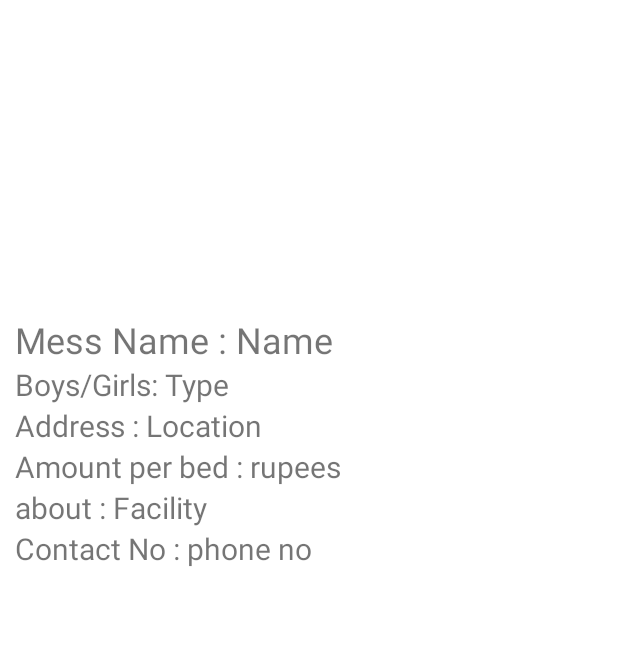
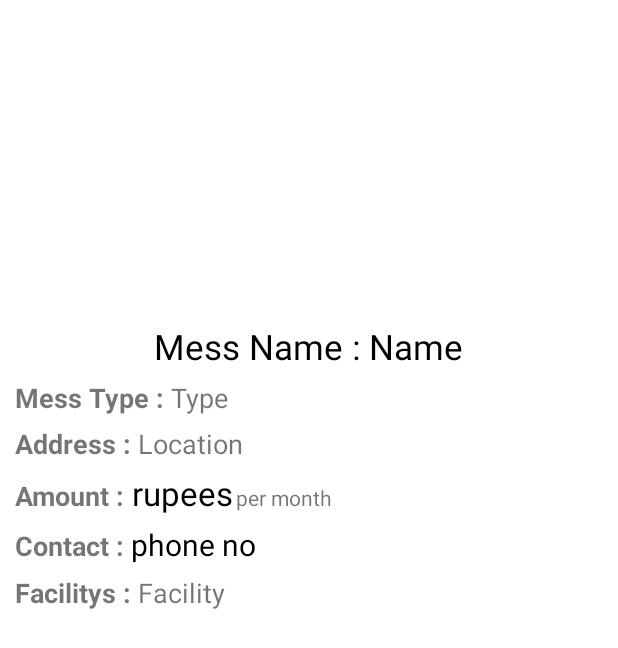
Before and after one commit to bidyutmahato/Mess_Finder, an Android app: the layout fragment_details.xml on its own in the app's theme, with its tools: preview values and no code run, on a phone screen of 412 x 824 dp. Shown: the top 648 px of the screen. Run offline under Robolectric (Android 15) with nearby library versions, the phone set to English and light mode, and no system bars.

Commit message:
1.1.9 (testing)

```diff
--- a/app/src/main/res/layout/fragment_add.xml
+++ b/app/src/main/res/layout/fragment_add.xml
@@ -2,6 +2,7 @@
 
 <ScrollView
     xmlns:android="http://schemas.android.com/apk/res/android"
+    xmlns:app="http://schemas.android.com/apk/res-auto"
     xmlns:tools="http://schemas.android.com/tools"
     android:layout_width="match_parent"
     android:layout_height="match_parent">
@@ -9,11 +10,8 @@
 
 <LinearLayout
 
-    xmlns:android="http://schemas.android.com/apk/res/android"
-    xmlns:tools="http://schemas.android.com/tools"
     android:layout_width="match_parent"
     android:layout_height="match_parent"
-    xmlns:app="http://schemas.android.com/apk/res-auto"
     android:id="@+id/addFragment"
     android:orientation="vertical"
     tools:context=".Add">
@@ -86,7 +84,7 @@
     <TextView
         android:layout_width="match_parent"
         android:layout_height="50dp"
-        android:text="Mess Adress"
+        android:text="Mess Location"
         android:textSize="16dp"
         android:gravity="center"
         />
@@ -137,19 +135,20 @@
     <TextView
         android:layout_width="match_parent"
         android:layout_height="50dp"
-        android:text="Facilicty "
+        android:text="All Facilicty "
         android:textSize="16dp"
         android:gravity="center"
         />
+
+
     <EditText
         android:id="@+id/txtAbout"
         android:layout_width="match_parent"
         android:layout_height="150dp"
         android:layout_marginLeft="10dp"
         android:layout_marginRight="10dp"
-        android:gravity="center"
-        android:background="@drawable/blue_border_rounded_cornwe"/>
-
+        android:background="@drawable/blue_border_rounded_cornwe"
+        android:gravity="center" />
 
     <Button
     android:id="@+id/btnAdd"
--- a/app/src/main/res/layout/fragment_details.xml
+++ b/app/src/main/res/layout/fragment_details.xml
@@ -26,40 +26,46 @@
             <LinearLayout
                 android:layout_width="wrap_content"
                 android:layout_height="wrap_content"
+                android:layout_gravity="center"
+                android:layout_marginTop="5dp"
                 android:orientation="horizontal">
 
                 <TextView
                     android:layout_width="wrap_content"
                     android:layout_height="wrap_content"
                     android:text="Mess Name : "
-                    android:textSize="24dp" />
+                    android:textColor="#000"
+                    android:textSize="23dp" />
 
                 <TextView
                     android:id="@+id/nameholder"
                     android:layout_width="wrap_content"
                     android:layout_height="wrap_content"
                     android:text="Name"
-                    android:textSize="24dp" />
+                    android:textColor="#000"
+                    android:textSize="23dp" />
 
             </LinearLayout>
 
             <LinearLayout
                 android:layout_width="wrap_content"
                 android:layout_height="wrap_content"
+                android:layout_marginTop="6dp"
                 android:orientation="horizontal">
 
                 <TextView
                     android:layout_width="wrap_content"
                     android:layout_height="wrap_content"
-                    android:text="Boys/Girls: "
-                    android:textSize="20dp" />
+                    android:text="Mess Type : "
+                    android:textStyle="bold"
+                    android:textSize="18dp" />
 
                 <TextView
                     android:id="@+id/typeholder"
                     android:layout_width="wrap_content"
                     android:layout_height="wrap_content"
                     android:text="Type"
-                    android:textSize="20dp" />
+                    android:textSize="18dp" />
 
             </LinearLayout>
 
@@ -67,19 +73,77 @@
             <LinearLayout
                 android:layout_width="wrap_content"
                 android:layout_height="wrap_content"
+                android:layout_marginTop="6dp"
                 android:orientation="horizontal">
 
                 <TextView
                     android:layout_width="wrap_content"
                     android:layout_height="wrap_content"
                     android:text="Address : "
-                    android:textSize="20dp" />
+                    android:textStyle="bold"
+                    android:textSize="18dp" />
 
                 <TextView
                     android:id="@+id/locationholder"
                     android:layout_width="wrap_content"
                     android:layout_height="wrap_content"
                     android:text="Location"
+                    android:textSize="18dp" />
+
+
+            </LinearLayout>
+
+
+            <LinearLayout
+                android:layout_width="wrap_content"
+                android:layout_height="wrap_content"
+                android:layout_marginTop="6dp"
+                android:orientation="horizontal">
+
+                <TextView
+                    android:layout_width="wrap_content"
+                    android:layout_height="wrap_content"
+                    android:text="Amount : "
+                    android:textStyle="bold"
+                    android:textSize="18dp" />
+
+                <TextView
+                    android:id="@+id/amountholder"
+                    android:layout_width="wrap_content"
+                    android:layout_height="wrap_content"
+                    android:text="rupees"
+                    android:textColor="#000"
+                    android:textSize="22dp" />
+
+                <TextView
+                    android:layout_marginLeft="2dp"
+                    android:text="per month"
+                    android:layout_width="wrap_content"
+                    android:layout_height="wrap_content"/>
+
+
+            </LinearLayout>
+
+
+            <LinearLayout
+                android:layout_width="wrap_content"
+                android:layout_height="wrap_content"
+                android:layout_marginTop="6dp"
+                android:orientation="horizontal">
+
+                <TextView
+                    android:layout_width="wrap_content"
+                    android:layout_height="wrap_content"
+                    android:text="Contact : "
+                    android:textStyle="bold"
+                    android:textSize="18dp" />
+
+                <TextView
+                    android:id="@+id/contactholder"
+                    android:layout_width="wrap_content"
+                    android:layout_height="wrap_content"
+                    android:text="phone no  "
+                    android:textColor="#000"
                     android:textSize="20dp" />
 
 
@@ -89,62 +153,22 @@
             <LinearLayout
                 android:layout_width="wrap_content"
                 android:layout_height="wrap_content"
+                android:layout_marginTop="6dp"
                 android:orientation="horizontal">
 
                 <TextView
                     android:layout_width="wrap_content"
                     android:layout_height="wrap_content"
-                    android:text="Amount per bed : "
-                    android:textSize="20dp" />
-
-                <TextView
-                    android:id="@+id/amountholder"
-                    android:layout_width="wrap_content"
-                    android:layout_height="wrap_content"
-                    android:text="rupees"
-                    android:textSize="20dp" />
-
-
-            </LinearLayout>
-
-            <LinearLayout
-                android:layout_width="wrap_content"
-                android:layout_height="wrap_content"
-                android:orientation="horizontal">
-
-                <TextView
-                    android:layout_width="wrap_content"
-                    android:layout_height="wrap_content"
-                    android:text="about : "
-                    android:textSize="20dp" />
+                    android:text="Facilitys : "
+                    android:textStyle="bold"
+                    android:textSize="18dp" />
 
                 <TextView
                     android:id="@+id/aboutholder"
                     android:layout_width="wrap_content"
                     android:layout_height="wrap_content"
                     android:text="Facility "
-                    android:textSize="20dp" />
-
-
-            </LinearLayout>
-
-            <LinearLayout
-                android:layout_width="wrap_content"
-                android:layout_height="wrap_content"
-                android:orientation="horizontal">
-
-                <TextView
-                    android:layout_width="wrap_content"
-                    android:layout_height="wrap_content"
-                    android:text="Contact No : "
-                    android:textSize="20dp" />
-
-                <TextView
-                    android:id="@+id/contactholder"
-                    android:layout_width="wrap_content"
-                    android:layout_height="wrap_content"
-                    android:text="phone no  "
-                    android:textSize="20dp" />
+                    android:textSize="18dp" />
 
 
             </LinearLayout>
--- a/app/src/main/res/layout/main_item.xml
+++ b/app/src/main/res/layout/main_item.xml
@@ -81,7 +81,7 @@
                 android:layout_marginTop="5dp"
                 android:text="amount"
                 android:textColor="#000"
-                android:textSize="17dp"
+                android:textSize="15dp"
                 android:textStyle="bold" />
 
             <TextView
```
